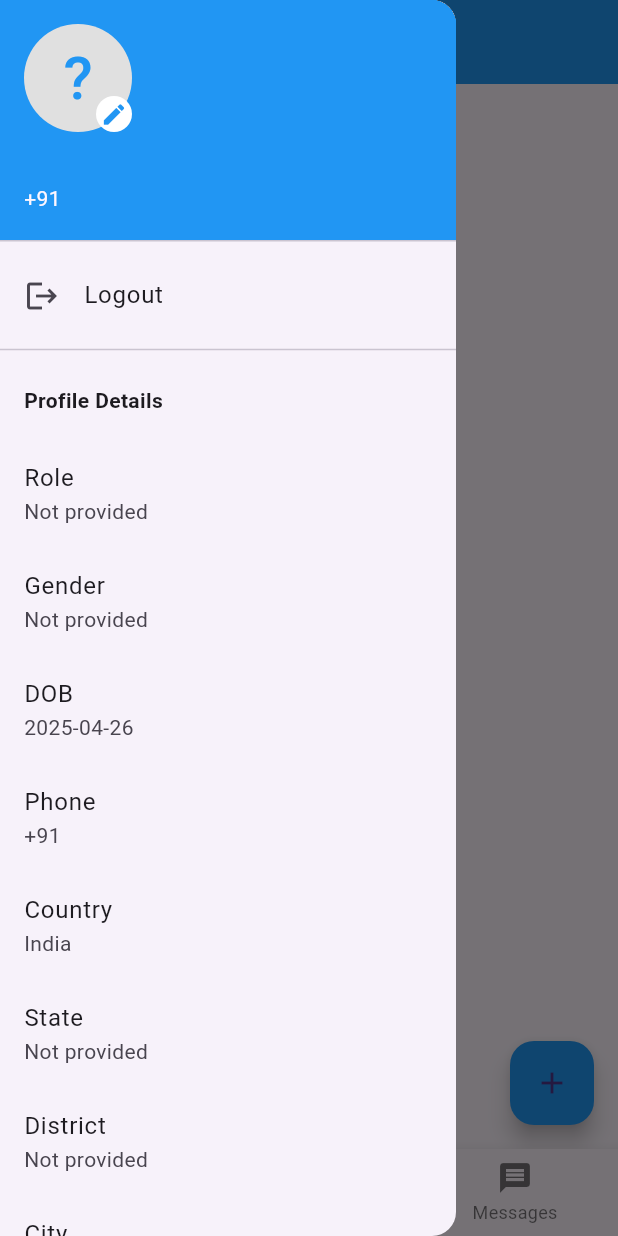
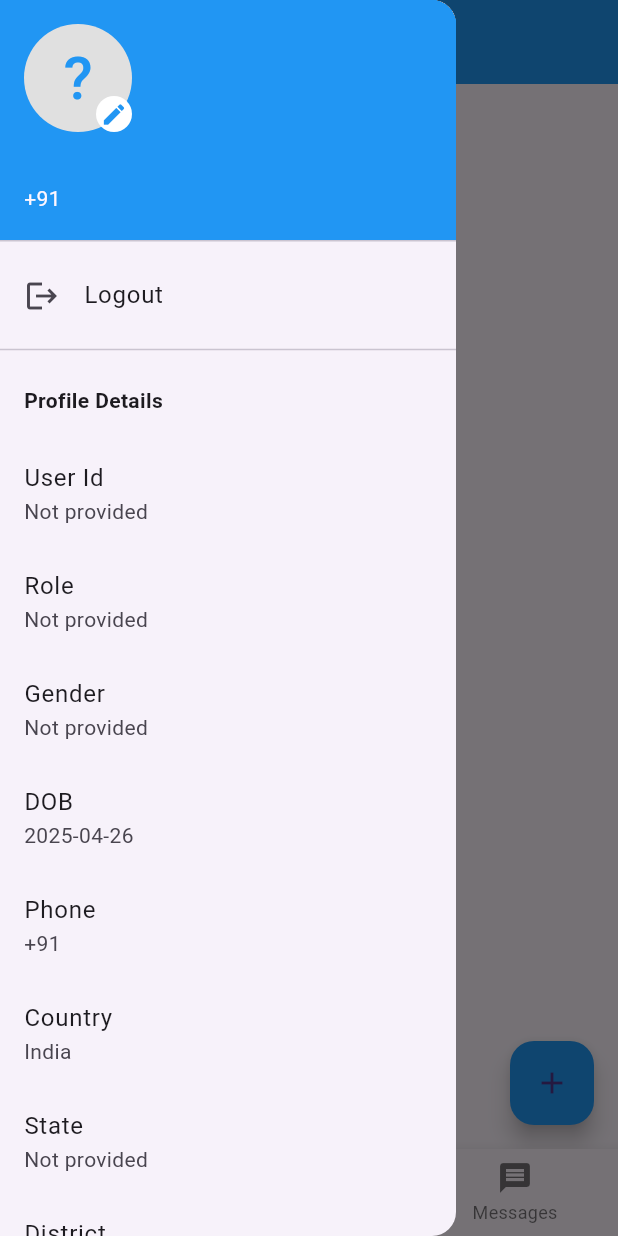
Before and after one commit to CHARLESJESU/Nivetha, a Flutter app: the Jobproviderpage screen opened directly with empty values, with the side drawer open, on a phone screen of 412 x 824 dp. Run offline on Flutter 3.47's test engine with Material 3 defaults, Android fonts, the phone set to English and light mode, and no system bars; our stand-ins replace cloud_firestore, firebase_auth, firebase_core, firebase_database, get, image_picker and 1 more; missing offline and left inert: country_state_city_pro; accounts and stored records are empty.

Commit message:
my work finished

```diff
--- a/lib/Pages/jobproviderpage.dart
+++ b/lib/Pages/jobproviderpage.dart
@@ -258,6 +258,7 @@ class _JobproviderpageState extends State<Jobproviderpage> {
               style: TextStyle(fontWeight: FontWeight.bold),
             ),
           ),
+          _buildProfileDetail('User Id', userData.userId),
           _buildProfileDetail('Role', userData.role),
           _buildProfileDetail('Gender', userData.gender),
           _buildProfileDetail(
--- a/lib/Pages/workerpage.dart
+++ b/lib/Pages/workerpage.dart
@@ -210,6 +210,7 @@
                   style: TextStyle(fontWeight: FontWeight.bold),
                 ),
               ),
+              _buildProfileDetail('User Id', userData.userId),
               _buildProfileDetail('Role', userData.role),
               _buildProfileDetail('Gender', userData.gender),
               _buildProfileDetail(
--- a/lib/screens/user_data.dart
+++ b/lib/screens/user_data.dart
@@ -1,4 +1,5 @@
 class UserData {
+  String userId = ''; // 🆕 Added userId
   String name = '';
   String role = ''; // Worker or Job Provider
   String gender = '';
@@ -13,8 +14,9 @@ class UserData {
   String experience = '';
   String profileImage = '';
 
-  // Constructor
+  // ✅ Constructor
   UserData({
+    this.userId = '',
     this.name = '',
     this.role = '',
     this.gender = '',
@@ -29,9 +31,11 @@ class UserData {
     this.experience = '',
     this.profileImage = '',
   });
-// ✅ TO JSON
+
+  // ✅ TO JSON
   Map<String, dynamic> toJson() {
     return {
+      'userId': userId, // 🆕 added
       'name': name,
       'role': role,
       'gender': gender,
@@ -51,6 +55,7 @@ class UserData {
   // ✅ FROM JSON
   factory UserData.fromJson(Map<String, dynamic> json) {
     return UserData(
+      userId: json['userId'] ?? '', // 🆕 added
       name: json['name'] ?? '',
       role: json['role'] ?? '',
       gender: json['gender'] ?? '',
@@ -67,13 +72,16 @@ class UserData {
     );
   }
 
+  // ✅ (Optional) Setters you had
   set contactImage(String contactImage) {}
 
   set areaAddress(String areaAddress) {}
 
-  // Format user details for UI display
+  // ✅ Format user details for UI display
   Map<String, String> getDisplayData() {
     return {
+      'User ID':
+          userId.isNotEmpty ? userId : 'Not provided', // 🆕 display userId
       'Name': name.isNotEmpty ? name : 'Not provided',
       'Role': role.isNotEmpty ? role : 'Not provided',
       'Gender': gender.isNotEmpty ? gender : 'Not provided',
@@ -90,8 +98,9 @@ class UserData {
     };
   }
 
-  // Reset method
+  // ✅ Reset method
   void reset() {
+    userId = ''; // 🆕 reset userId too
     name = '';
     role = '';
     gender = '';
```
Also changed, not shown: lib/screens/name_job.dart (+1 -7 lines), lib/screens/personal_details.dart (+5 -4 lines), lib/screens/summary.dart (+7 -2 lines).
